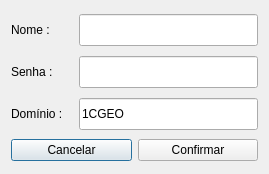
Qt form ferramentas_acervo/core/ui/authSMB.ui (1cgeo/controle_acervo) before a commit.
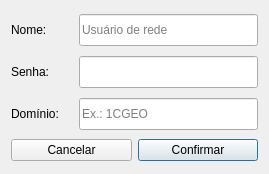
The same form after that commit.

The edit to the form file:
```diff
--- a/ferramentas_acervo/core/ui/authSMB.ui
+++ b/ferramentas_acervo/core/ui/authSMB.ui
@@ -26,7 +26,7 @@
         </size>
        </property>
        <property name="text">
-        <string>Nome :</string>
+        <string>Nome:</string>
        </property>
       </widget>
      </item>
@@ -38,6 +38,9 @@
          <height>32</height>
         </size>
        </property>
+       <property name="placeholderText">
+        <string>Usuário de rede</string>
+       </property>
       </widget>
      </item>
     </layout>
@@ -53,7 +56,7 @@
         </size>
        </property>
        <property name="text">
-        <string>Senha :</string>
+        <string>Senha:</string>
        </property>
       </widget>
      </item>
@@ -83,7 +86,7 @@
         </size>
        </property>
        <property name="text">
-        <string>Domínio :</string>
+        <string>Domínio:</string>
        </property>
       </widget>
      </item>
@@ -95,14 +98,8 @@
          <height>32</height>
         </size>
        </property>
-       <property name="inputMask">
-        <string/>
-       </property>
-       <property name="text">
-        <string>1CGEO</string>
-       </property>
        <property name="placeholderText">
-        <string/>
+        <string>Ex.: 1CGEO</string>
        </property>
       </widget>
      </item>
@@ -122,6 +119,9 @@
        <property name="text">
         <string>Confirmar</string>
        </property>
+       <property name="default">
+        <bool>true</bool>
+       </property>
       </widget>
      </item>
     </layout>
```
Left out of the diff: 6 changed lines with no effect on the pictures.
